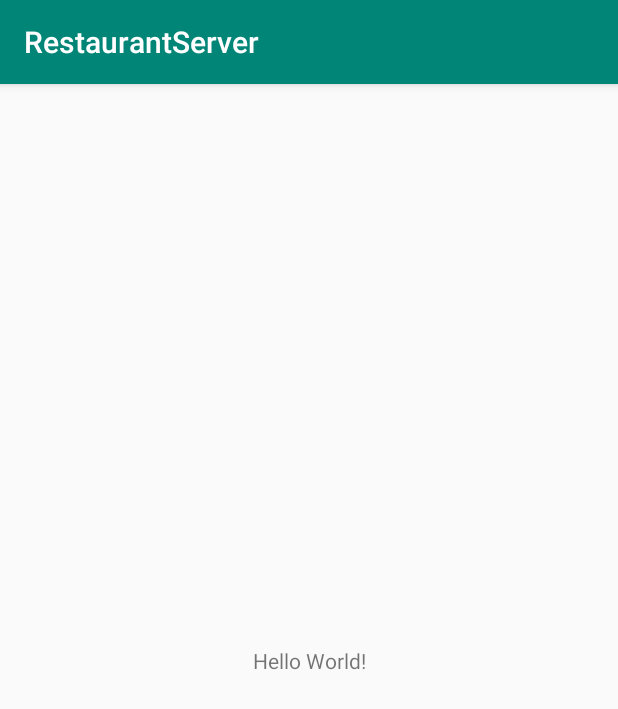
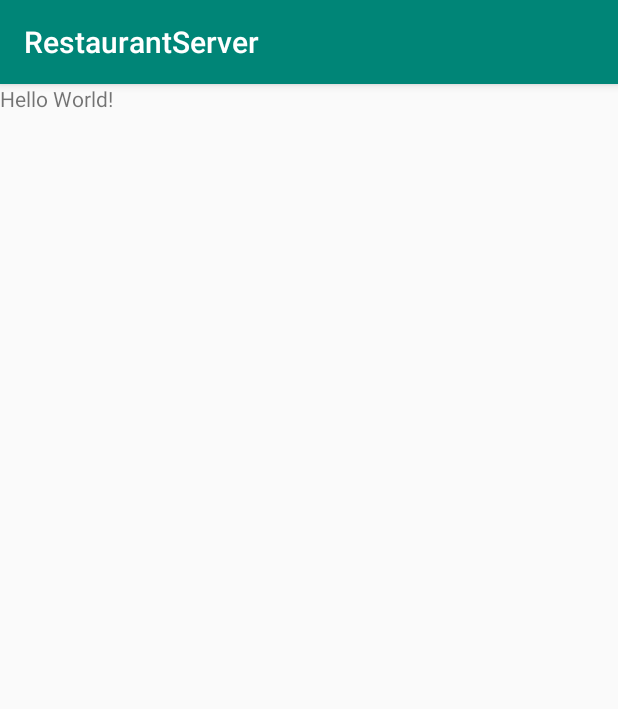
Before and after one commit to liulei6696/A1Restaurant, an Android app: the screen it shows after launch (MainActivity), on a phone screen of 412 x 824 dp. Shown: the top 709 px of the screen. Run offline under Robolectric (Android 15) with nearby library versions, the phone set to English and light mode, and no system bars.

Commit message:
main, main2 .xml

```diff
--- a/RestaurantServer/app/src/main/res/layout/activity_main.xml
+++ b/RestaurantServer/app/src/main/res/layout/activity_main.xml
@@ -1,9 +1,10 @@
 <?xml version="1.0" encoding="utf-8"?>
-<android.support.constraint.ConstraintLayout xmlns:android="http://schemas.android.com/apk/res/android"
+<LinearLayout xmlns:android="http://schemas.android.com/apk/res/android"
     xmlns:app="http://schemas.android.com/apk/res-auto"
     xmlns:tools="http://schemas.android.com/tools"
     android:layout_width="match_parent"
     android:layout_height="match_parent"
+    android:orientation="vertical"
     tools:context=".MainActivity">
 
     <TextView
@@ -15,4 +16,4 @@
         app:layout_constraintRight_toRightOf="parent"
         app:layout_constraintTop_toTopOf="parent" />
 
-</android.support.constraint.ConstraintLayout>
+</LinearLayout>
```
Also changed, not shown: RestaurantServer/app/src/main/res/layout/activity_main2.xml (added, +10 -0 lines).
